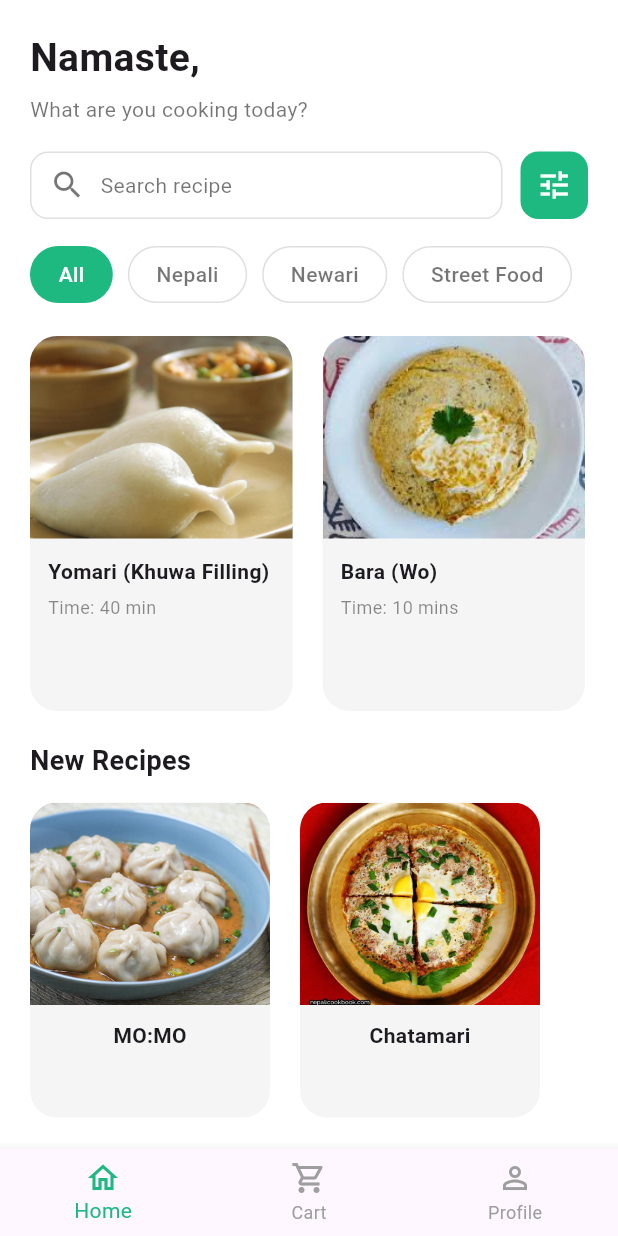
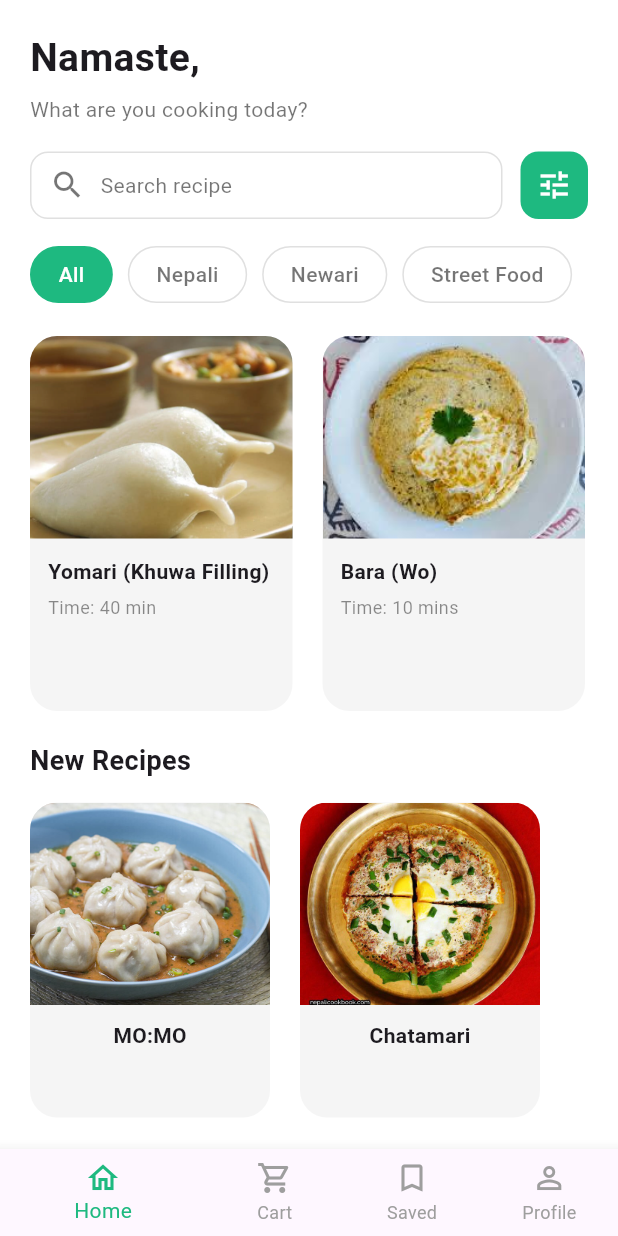
Before and after one commit to Arti-Mdhr/NepaBite, a Flutter app: the HomeScreen screen opened directly, on a phone screen of 412 x 824 dp. Run offline on Flutter 3.47's test engine with Material 3 defaults, Android fonts, the phone set to English and light mode, and no system bars.

Commit message:
homepage code edited for nav

```diff
--- a/lib/screens/home/homepage_screen.dart
+++ b/lib/screens/home/homepage_screen.dart
@@ -1,4 +1,8 @@
 import 'package:flutter/material.dart';
+
+import 'cart_screen.dart';
+import 'profile_screen.dart';
+import  'saved_recipe_screen.dart';
 
 class HomeScreen extends StatefulWidget {
   const HomeScreen({super.key});
@@ -8,6 +12,8 @@ class HomeScreen extends StatefulWidget {
 }
 
 class _HomeScreenState extends State<HomeScreen> {
+  int _selectedIndex = 0;
+
   final List<Map<String, String>> recipes = [
     {
       "title": "Yomari (Khuwa Filling)",
@@ -34,11 +40,56 @@ class _HomeScreenState extends State<HomeScreen> {
 
   int selectedCategory = 0;
 
+  late final List<Widget> lstScreens = [
+    _buildHomeScreen(),
+    const CartScreen(),
+    const SavedRecipeScreen(),
+    const ProfileScreen(),
+  ];
+
   @override
   Widget build(BuildContext context) {
     return Scaffold(
       backgroundColor: Colors.white,
-      body: SafeArea(
+
+      // 👇 BODY SWITCHES LIKE YOUR FRIEND'S CODE
+      body: lstScreens[_selectedIndex],
+
+      bottomNavigationBar: BottomNavigationBar(
+        currentIndex: _selectedIndex,
+        selectedItemColor: const Color(0xFF1EB980),
+        unselectedItemColor: Colors.grey,
+        showUnselectedLabels: true,
+
+        onTap: (index) {
+          setState(() {
+            _selectedIndex = index;
+          });
+        },
+
+        items: const [
+          BottomNavigationBarItem(
+            icon: Icon(Icons.home_outlined),
+            label: "Home",
+          ),
+          BottomNavigationBarItem(
+            icon: Icon(Icons.shopping_cart_outlined),
+            label: "Cart",
+          ),
+          BottomNavigationBarItem(
+            icon: Icon(Icons.bookmark_border),
+            label: "Saved",
+          ),
+          BottomNavigationBarItem(
+            icon: Icon(Icons.person_outline),
+            label: "Profile",
+          ),
+        ],
+      ),
+    );
+  }
+  Widget _buildHomeScreen() {
+    return SafeArea(
       child: SingleChildScrollView(
         padding: const EdgeInsets.only(bottom: 20),
         child: Column(
@@ -67,6 +118,7 @@ class _HomeScreenState extends State<HomeScreen> {
             ),
 
             const SizedBox(height: 18),
+
             Padding(
               padding: const EdgeInsets.symmetric(horizontal: 20),
               child: Row(
@@ -93,6 +145,7 @@ class _HomeScreenState extends State<HomeScreen> {
                   ),
 
                   const SizedBox(width: 12),
+
                   Container(
                     height: 45,
                     width: 45,
@@ -107,6 +160,7 @@ class _HomeScreenState extends State<HomeScreen> {
             ),
 
             const SizedBox(height: 18),
+
             Padding(
               padding: const EdgeInsets.symmetric(horizontal: 20),
               child: Row(
@@ -120,6 +174,7 @@ class _HomeScreenState extends State<HomeScreen> {
             ),
 
             const SizedBox(height: 22),
+
             SizedBox(
               height: 250,
               child: ListView.builder(
@@ -132,6 +187,7 @@ class _HomeScreenState extends State<HomeScreen> {
             ),
 
             const SizedBox(height: 20),
+
             const Padding(
               padding: EdgeInsets.symmetric(horizontal: 20),
               child: Text(
@@ -144,6 +200,7 @@ class _HomeScreenState extends State<HomeScreen> {
             ),
 
             const SizedBox(height: 15),
+
             SizedBox(
               height: 210,
               child: ListView.builder(
@@ -157,30 +214,11 @@ class _HomeScreenState extends State<HomeScreen> {
           ],
         ),
       ),
-      ),
-      bottomNavigationBar: BottomNavigationBar(
-        selectedItemColor: Color(0xFF1EB980),
-        unselectedItemColor: Colors.grey,
-        showUnselectedLabels: true,
-        items: const [
-          BottomNavigationBarItem(
-            icon: Icon(Icons.home_outlined),
-            label: "Home",
-          ),
-          BottomNavigationBarItem(
-            icon: Icon(Icons.shopping_cart_outlined),
-            label: "Cart",
-          ),
-          BottomNavigationBarItem(
-            icon: Icon(Icons.person_outline),
-            label: "Profile",
-          ),
-        ],
-      ),
     );
   }
   Widget _buildChip(String text, int index) {
     bool isSelected = selectedCategory == index;
+
     return Container(
       margin: const EdgeInsets.only(right: 10),
       child: GestureDetector(
@@ -188,10 +226,12 @@ class _HomeScreenState extends State<HomeScreen> {
         child: Container(
           padding: const EdgeInsets.symmetric(horizontal: 18, vertical: 8),
           decoration: BoxDecoration(
-            color: isSelected ? Color(0xFF1EB980) : Colors.transparent,
+            color: isSelected ? const Color(0xFF1EB980) : Colors.transparent,
             borderRadius: BorderRadius.circular(20),
             border: Border.all(
-              color: isSelected ? Color(0xFF1EB980) : Colors.grey.shade300,
+              color: isSelected
+                  ? const Color(0xFF1EB980)
+                  : Colors.grey.shade300,
             ),
           ),
           child: Text(
@@ -217,7 +257,8 @@ class _HomeScreenState extends State<HomeScreen> {
         crossAxisAlignment: CrossAxisAlignment.start,
         children: [
           ClipRRect(
-            borderRadius: const BorderRadius.vertical(top: Radius.circular(18)),
+            borderRadius:
+                const BorderRadius.vertical(top: Radius.circular(18)),
             child: Image.asset(
               recipe["image"]!,
               height: 135,
@@ -240,6 +281,7 @@ class _HomeScreenState extends State<HomeScreen> {
                 ),
 
                 const SizedBox(height: 5),
+
                 Text(
                   "Time: ${recipe['time']}",
                   style: const TextStyle(
@@ -254,6 +296,7 @@ class _HomeScreenState extends State<HomeScreen> {
       ),
     );
   }
+
   Widget _buildSmallRecipeCard(Map<String, String> recipe) {
     return Container(
       width: 160,
@@ -265,7 +308,8 @@ class _HomeScreenState extends State<HomeScreen> {
       child: Column(
         children: [
           ClipRRect(
-            borderRadius: const BorderRadius.vertical(top: Radius.circular(18)),
+            borderRadius:
+                const BorderRadius.vertical(top: Radius.circular(18)),
             child: Image.asset(
               recipe["image"]!,
               height: 135,
--- a/lib/screens/home/saved_recipe_screen.dart
+++ b/lib/screens/home/saved_recipe_screen.dart
@@ -0,0 +1,15 @@
+import 'package:flutter/material.dart';
+
+class SavedRecipeScreen extends StatefulWidget {
+  const SavedRecipeScreen({super.key});
+
+  @override
+  State<SavedRecipeScreen> createState() => _SavedRecipeScreenState();
+}
+
+class _SavedRecipeScreenState extends State<SavedRecipeScreen> {
+  @override
+  Widget build(BuildContext context) {
+    return const Placeholder();
+  }
+}
```
Lines whose indentation alone changed are shown as unchanged.
